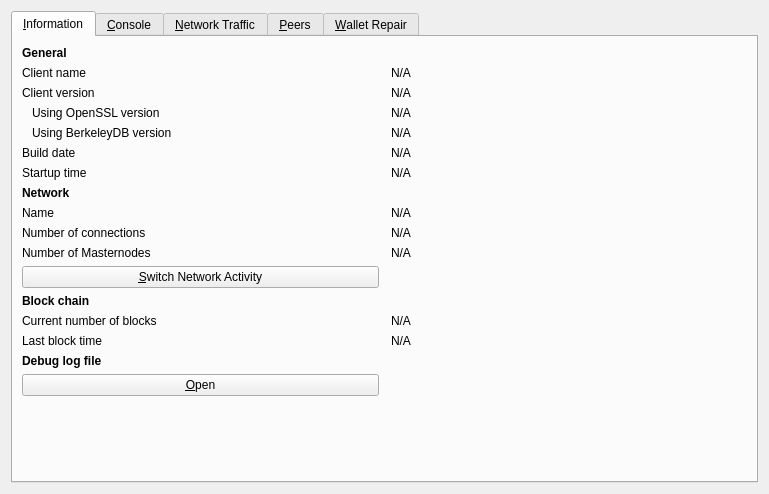
Above: src/qt/forms/rpcconsole.ui from gexanlottery/gexan before the change. Below: the same form after it.
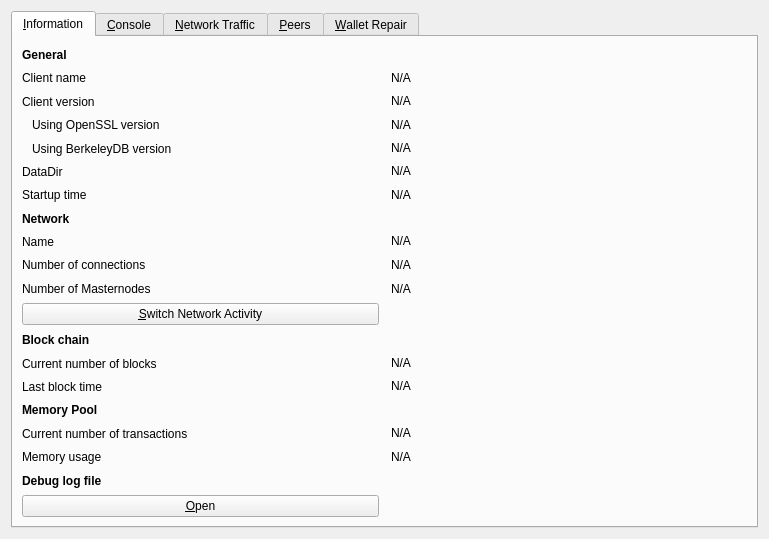
That is the form after the change. Icons and pictures are not drawn. Custom widgets are drawn as their Qt base class.

The edit to the form file:
```diff
--- a/src/qt/forms/rpcconsole.ui
+++ b/src/qt/forms/rpcconsole.ui
@@ -7,7 +7,7 @@
     <x>0</x>
     <y>0</y>
     <width>769</width>
-    <height>494</height>
+    <height>539</height>
    </rect>
   </property>
   <property name="windowTitle">
@@ -119,19 +119,6 @@
          </property>
         </widget>
        </item>
-       <item row="17" column="0">
-        <spacer name="verticalSpacer_2">
-         <property name="orientation">
-          <enum>Qt::Vertical</enum>
-         </property>
-         <property name="sizeHint" stdset="0">
-          <size>
-           <width>20</width>
-           <height>20</height>
-          </size>
-         </property>
-        </spacer>
-       </item>
        <item row="3" column="1">
         <widget class="QLabel" name="openSSLVersion">
          <property name="cursor">
@@ -177,7 +164,7 @@
        <item row="5" column="0">
         <widget class="QLabel" name="buildDateLabel">
          <property name="text">
-          <string>Build date</string>
+          <string>DataDir</string>
          </property>
         </widget>
        </item>
@@ -202,6 +189,9 @@
          <property name="textFormat">
           <enum>Qt::PlainText</enum>
          </property>
+         <property name="wordWrap">
+          <bool>true</bool>
+         </property>
          <property name="textInteractionFlags">
           <set>Qt::LinksAccessibleByMouse|Qt::TextSelectableByKeyboard|Qt::TextSelectableByMouse</set>
          </property>
@@ -345,7 +335,66 @@
          </property>
         </widget>
        </item>
-       <item row="15" column="0">
+       <item row="19" column="0">
+        <widget class="QLabel" name="labelMemoryUsage">
+         <property name="text">
+          <string>Memory usage</string>
+         </property>
+        </widget>
+       </item>
+       <item row="18" column="0">
+        <widget class="QLabel" name="labelNumberOfTransactions">
+         <property name="text">
+          <string>Current number of transactions</string>
+         </property>
+        </widget>
+       </item>
+       <item row="19" column="1">
+        <widget class="QLabel" name="mempoolSize">
+         <property name="cursor">
+          <cursorShape>IBeamCursor</cursorShape>
+         </property>
+         <property name="text">
+          <string>N/A</string>
+         </property>
+         <property name="textFormat">
+          <enum>Qt::PlainText</enum>
+         </property>
+         <property name="textInteractionFlags">
+          <set>Qt::LinksAccessibleByMouse|Qt::TextSelectableByKeyboard|Qt::TextSelectableByMouse</set>
+         </property>
+        </widget>
+       </item>
+       <item row="18" column="1">
+        <widget class="QLabel" name="mempoolNumberTxs">
+         <property name="cursor">
+          <cursorShape>IBeamCursor</cursorShape>
+         </property>
+         <property name="text">
+          <string>N/A</string>
+         </property>
+         <property name="textFormat">
+          <enum>Qt::PlainText</enum>
+         </property>
+         <property name="textInteractionFlags">
+          <set>Qt::LinksAccessibleByMouse|Qt::TextSelectableByKeyboard|Qt::TextSelectableByMouse</set>
+         </property>
+        </widget>
+       </item>
+       <item row="17" column="0">
+        <widget class="QLabel" name="labelMempoolTitle">
+         <property name="font">
+          <font>
+           <weight>75</weight>
+           <bold>true</bold>
+          </font>
+         </property>
+         <property name="text">
+          <string>Memory Pool</string>
+         </property>
+        </widget>
+       </item>
+       <item row="20" column="0">
         <widget class="QLabel" name="debugLogFileHeader">
          <property name="font">
           <font>
@@ -358,7 +407,7 @@
          </property>
         </widget>
        </item>
-       <item row="16" column="0">
+       <item row="21" column="0">
         <widget class="QPushButton" name="openDebugLogfileButton">
          <property name="toolTip">
           <string>Open the GEX debug log file from the current data directory. This can take a few seconds for large log files.</string>
```
Left out of the diff: 35 changed lines with no effect on the pictures.
